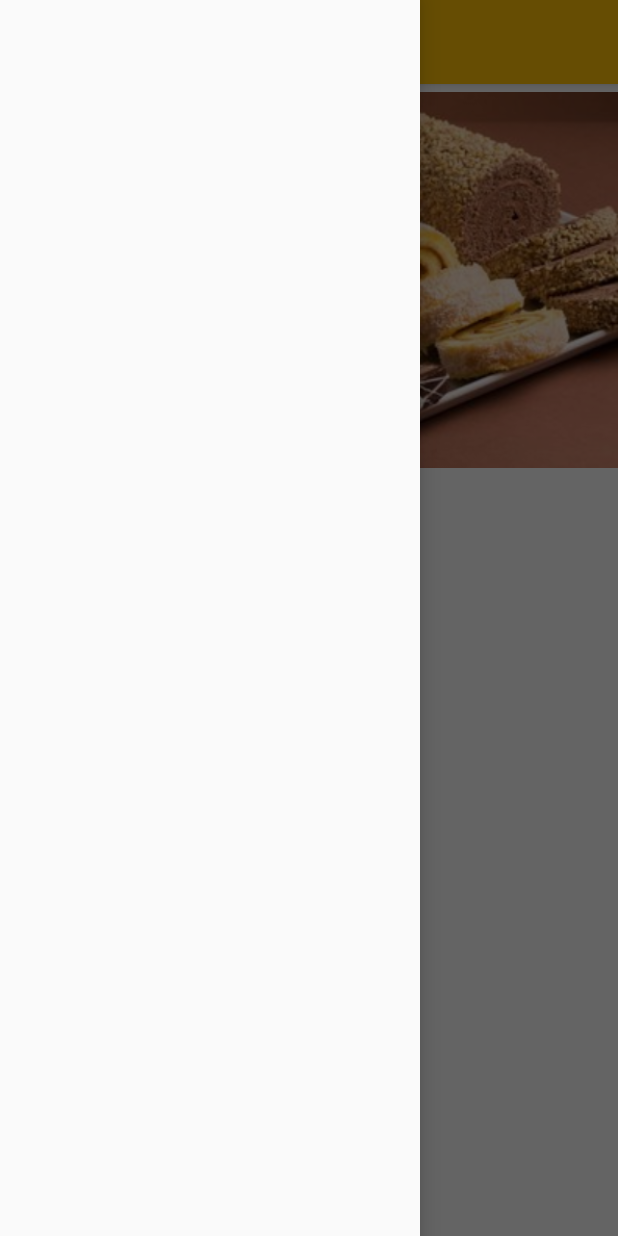
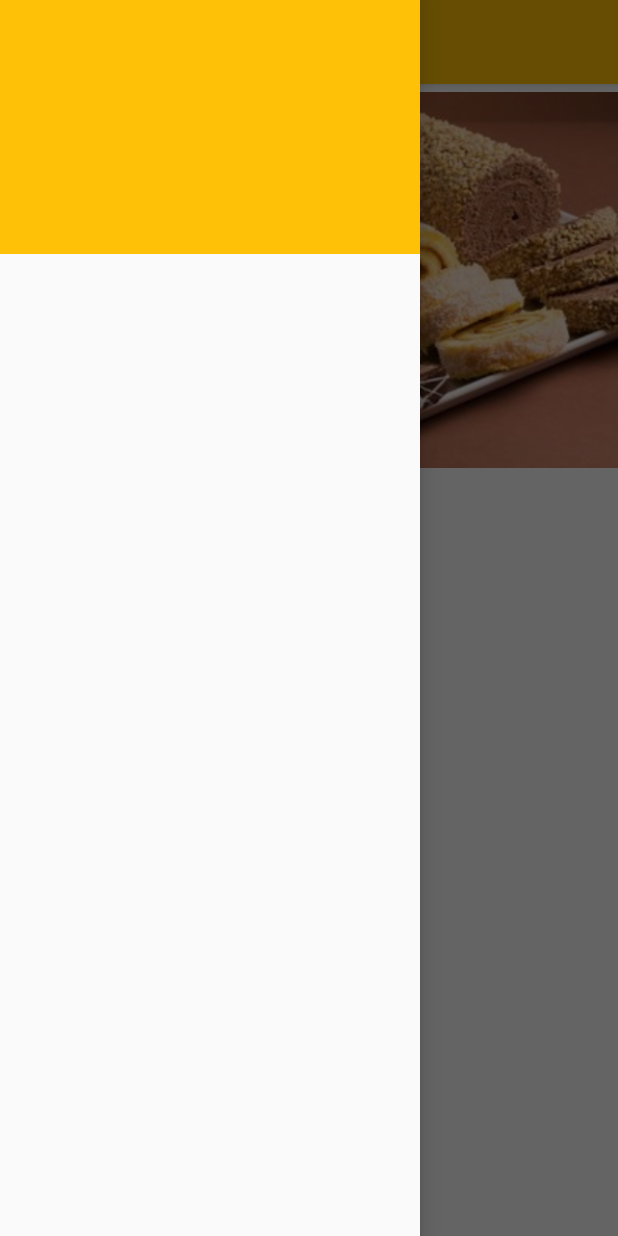
Before and after one commit to mukulraw/gobbleUp, an Android app: the FirstPage screen opened directly, with no data from a screen before it, with the side drawer open, on a phone screen of 412 x 824 dp. Run offline under Robolectric (Android 15) with nearby library versions, the phone set to English and light mode, and no system bars; our stand-ins replace CircleImageView.

```diff
--- a/app/build.gradle
+++ b/app/build.gradle
@@ -7,7 +7,7 @@ android {
 
     defaultConfig {
         applicationId "com.gobble.gobble_up"
-        minSdkVersion 20
+        minSdkVersion 19
         targetSdkVersion 23
         versionCode 1
         versionName "1.0"
@@ -27,7 +27,7 @@ dependencies {
     compile 'de.hdodenhof:circleimageview:2.0.0'
     compile 'com.android.support:design:23.4.0'
     compile 'com.google.android.gms:play-services:8.4.0'
-    compile 'com.facebook.android:facebook-android-sdk:4.0.0'
+    compile 'com.facebook.android:facebook-android-sdk:4.6.0'
 
 
 }
--- a/app/src/main/java/com/gobble/gobble_up/FirstPage.java
+++ b/app/src/main/java/com/gobble/gobble_up/FirstPage.java
@@ -18,6 +18,7 @@ import android.support.v7.app.AppCompatActivity;
 import android.os.Bundle;
 import android.support.v7.widget.Toolbar;
 import android.util.Log;
+import android.view.LayoutInflater;
 import android.view.View;
 import android.widget.AdapterView;
 import android.widget.GridView;
@@ -44,6 +45,7 @@ import java.net.HttpURLConnection;
 import java.net.URL;
 import java.util.ArrayList;
 import java.util.List;
+import java.util.zip.Inflater;
 
 import de.hdodenhof.circleimageview.CircleImageView;
 
@@ -78,21 +80,36 @@ public class FirstPage extends AppCompatActivity {
 
         Bundle b = getIntent().getExtras();
 
-        String url = String.valueOf(b.get("url"));
-        String n = String.valueOf(b.get("name"));
 
         //new loadImage(profile , url);
 
 
-        Log.d("asdasdasd" , n);
+
         //head_name.setText(n);
 
         NavigationView nav = (NavigationView)findViewById(R.id.navId);
 
-        profile = (CircleImageView)nav.findViewById(R.id.headerProfile);
-        head_name = (TextView)nav.findViewById(R.id.headertitle);
 
-        new loadImage(profile , url);
+        View header = LayoutInflater.from(this).inflate(R.layout.nav_header , null);
+        if (nav != null) {
+            nav.addHeaderView(header);
+        }
+
+        if(b!=null) {
+            String url = String.valueOf(b.get("url"));
+            String n = String.valueOf(b.get("name"));
+            Log.d("asdasdasd" , n);
+            profile = (CircleImageView)header.findViewById(R.id.headerProfile);
+            head_name = (TextView)header.findViewById(R.id.headertitle);
+            new loadImage(profile , url).execute();
+            head_name.setText(n);
+
+
+        }
+
+
+
+        //new loadImage(profile , url);
         //head_name.setText(n);
 
         DrawerLayout drawer = (DrawerLayout) findViewById(R.id.drawerLayout);
--- a/app/src/main/java/com/gobble/gobble_up/LoginActivity.java
+++ b/app/src/main/java/com/gobble/gobble_up/LoginActivity.java
@@ -31,6 +31,7 @@ import com.google.android.gms.auth.api.signin.GoogleSignInOptions;
 import com.google.android.gms.auth.api.signin.GoogleSignInResult;
 import com.google.android.gms.common.ConnectionResult;
 import com.google.android.gms.common.GooglePlayServicesUtil;
+import com.google.android.gms.common.SignInButton;
 import com.google.android.gms.common.api.GoogleApiClient;
 import com.google.android.gms.location.LocationServices;
 
@@ -55,9 +56,10 @@ public class LoginActivity extends FragmentActivity implements GoogleApiClient.C
     Button sign_in , sign_up;
     //private CallbackManager callbackManager;
     //private LoginButton loginButton;
-    Button google_signin;
+    //Button google_signin;
     //Button fb_signin;
     private ProgressDialog progressDialog;
+    SignInButton google_signin;
     private GoogleApiClient mGoogleApiClient;
 
     String fb_email , fb_name , fb_id , fb_gender;
@@ -70,7 +72,7 @@ public class LoginActivity extends FragmentActivity implements GoogleApiClient.C
         email = (EditText)findViewById(R.id.et_Email);
         password = (EditText)findViewById(R.id.et_Password);
 
-        google_signin = (Button)findViewById(R.id.bt_google1);
+        google_signin = (SignInButton) findViewById(R.id.bt_google_sign);
         //fb_signin = (Button)findViewById(R.id.bt_facebook1);
 
         forgot = (TextView)findViewById(R.id.tv_userforgotpassword);
--- a/app/src/main/res/layout/nav_header.xml
+++ b/app/src/main/res/layout/nav_header.xml
@@ -1,22 +1,31 @@
 <?xml version="1.0" encoding="utf-8"?>
 <LinearLayout xmlns:android="http://schemas.android.com/apk/res/android"
-    android:orientation="horizontal"
-    android:weightSum="2"
     android:layout_width="match_parent"
-    android:layout_height="match_parent">
+    android:layout_height="80dp"
+    android:theme="@style/ThemeOverlay.AppCompat.Dark"
+    android:background="@color/colorPrimary"
+    android:gravity="bottom"
+
+    android:orientation="vertical"
+    >
+
 
     <de.hdodenhof.circleimageview.CircleImageView
-        android:layout_width="0dp"
-        android:layout_height="match_parent"
-        android:layout_weight="1"
+        android:layout_width="60dp"
+        android:layout_height="60dp"
+        android:layout_marginStart="10dp"
+        android:layout_gravity="start"
         android:id="@+id/headerProfile"
         />
 
 
     <TextView
-        android:layout_width="0dp"
+        android:layout_width="wrap_content"
+        android:layout_gravity="start"
+        android:layout_marginBottom="10dp"
+        android:layout_marginStart="10dp"
         android:layout_height="wrap_content"
-        android:layout_weight="1"
+        android:textSize="14sp"
         android:id="@+id/headertitle"
         />
 
```
Also changed, not shown: app/src/main/java/com/gobble/gobble_up/GetStartActivity.java (+8 -4 lines), app/src/main/res/drawable/side_nav_bar.xml (added, +9 -0 lines), app/src/main/res/layout/activity_login.xml (+10 -1 lines).
